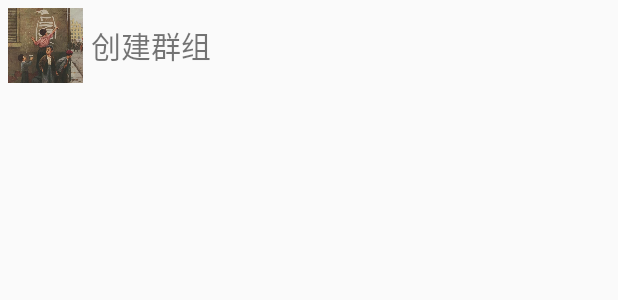
After one commit to seriouszyx/TrivialIM, an Android app: the layout header_grouplist.xml on its own in the app's theme, with its tools: preview values and no code run, on a phone screen of 412 x 824 dp. The commit adds this screen. Shown: the top 300 px of the screen. Run offline under Robolectric (Android 15) with nearby library versions, the phone set to English and light mode, and no system bars.

Commit message:
群组列表群组显示和点击跳转

```diff
--- /dev/null
+++ b/TrivialIM/app/src/main/res/layout/header_grouplist.xml
@@ -0,0 +1,23 @@
+<?xml version="1.0" encoding="utf-8"?>
+<LinearLayout
+    xmlns:android="http://schemas.android.com/apk/res/android"
+    android:layout_width="match_parent"
+    android:layout_height="wrap_content"
+    android:padding="5dp"
+    android:id="@+id/ll_grouplist"
+    android:orientation="horizontal">
+
+    <ImageView
+        android:src="@drawable/logo"
+        android:layout_width="50dp"
+        android:layout_height="50dp" />
+
+    <TextView
+        android:text="创建群组"
+        android:textSize="20sp"
+        android:layout_marginLeft="5dp"
+        android:layout_gravity="center"
+        android:layout_width="match_parent"
+        android:layout_height="wrap_content" />
+
+</LinearLayout>
```
Also changed, not shown: TrivialIM/app/src/main/java/io/github/seriouszyx/trivialim/controller/activity/GroupListActivity.java (+94 -1 lines), TrivialIM/app/src/main/java/io/github/seriouszyx/trivialim/controller/adapter/GroupListAdapter.java (added, +76 -0 lines), TrivialIM/app/src/main/res/layout/activity_group_list.xml (+18 -3 lines), TrivialIM/app/src/main/res/layout/item_grouplist.xml (added, +22 -0 lines).
